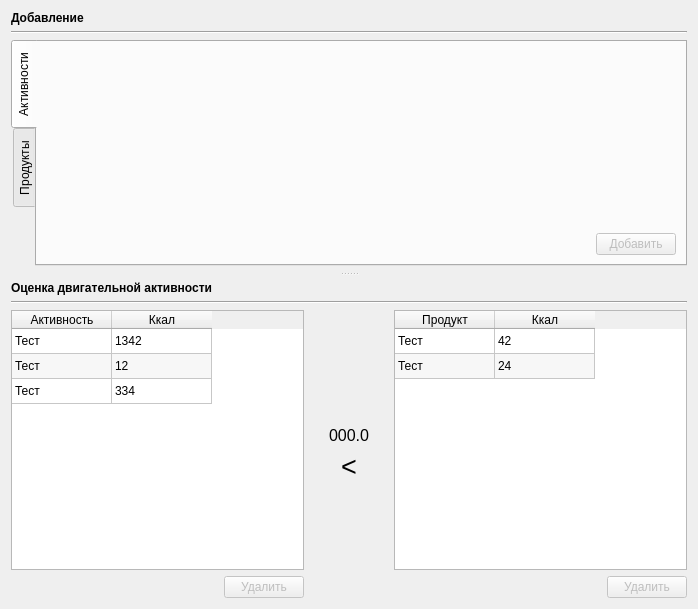
Galoev/nutritionist-helper, file project/forms/Activity_calculation.ui: the form before one commit.
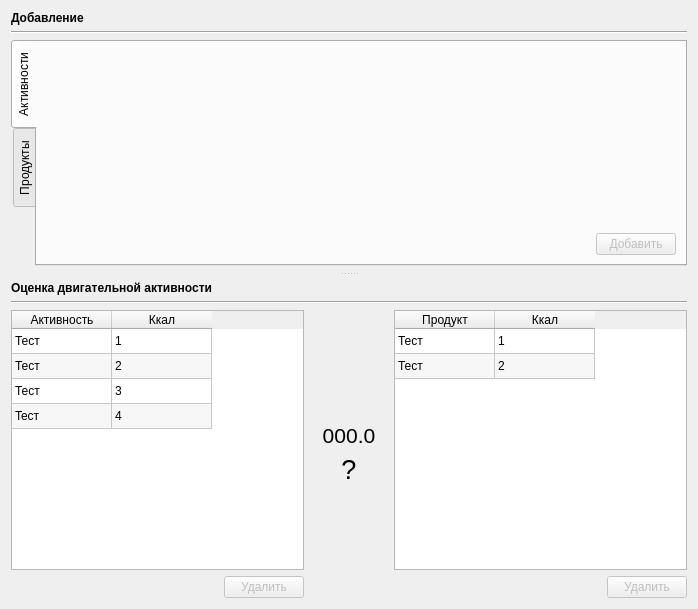
The form after the commit. Custom widgets are drawn as their Qt base class.

Commit message:
Подсчет разницы Акт-Прод
 - Калькуляция Активности-Продукты
 - Мелкие исправления
 ! Попытки сделать enabled:true/false кнопок удаления

```diff
--- a/project/forms/Activity_calculation.ui
+++ b/project/forms/Activity_calculation.ui
@@ -197,6 +197,11 @@
                <string>3</string>
               </property>
              </row>
+             <row>
+              <property name="text">
+               <string>4</string>
+              </property>
+             </row>
              <column>
               <property name="text">
                <string>Активность</string>
@@ -214,7 +219,7 @@
              </item>
              <item row="0" column="1">
               <property name="text">
-               <string>1342</string>
+               <string>1</string>
               </property>
              </item>
              <item row="1" column="0">
@@ -224,7 +229,7 @@
              </item>
              <item row="1" column="1">
               <property name="text">
-               <string>12</string>
+               <string>2</string>
               </property>
              </item>
              <item row="2" column="0">
@@ -234,7 +239,17 @@
              </item>
              <item row="2" column="1">
               <property name="text">
-               <string>334</string>
+               <string>3</string>
+              </property>
+             </item>
+             <item row="3" column="0">
+              <property name="text">
+               <string>Teст</string>
+              </property>
+             </item>
+             <item row="3" column="1">
+              <property name="text">
+               <string>4</string>
               </property>
              </item>
             </widget>
@@ -270,9 +285,14 @@
             </spacer>
            </item>
            <item>
-            <widget class="QLabel" name="label_2">
+            <widget class="QLabel" name="resKcal">
+             <property name="font">
+              <font>
+               <pointsize>16</pointsize>
+              </font>
+             </property>
              <property name="text">
-              <string>&lt;html&gt;&lt;head/&gt;&lt;body&gt;&lt;p&gt;&lt;span style=&quot; font-size:12pt;&quot;&gt;000.0&lt;/span&gt;&lt;/p&gt;&lt;/body&gt;&lt;/html&gt;</string>
+              <string>000.0</string>
              </property>
              <property name="alignment">
               <set>Qt::AlignCenter</set>
@@ -280,9 +300,14 @@
             </widget>
            </item>
            <item>
-            <widget class="QLabel" name="label_3">
+            <widget class="QLabel" name="calculationSign">
+             <property name="font">
+              <font>
+               <pointsize>20</pointsize>
+              </font>
+             </property>
              <property name="text">
-              <string>&lt;html&gt;&lt;head/&gt;&lt;body&gt;&lt;p&gt;&lt;span style=&quot; font-size:20pt;&quot;&gt;&amp;lt;&lt;/span&gt;&lt;/p&gt;&lt;/body&gt;&lt;/html&gt;</string>
+              <string>&lt;html&gt;&lt;head/&gt;&lt;body&gt;&lt;p&gt;?&lt;/p&gt;&lt;/body&gt;&lt;/html&gt;</string>
              </property>
              <property name="alignment">
               <set>Qt::AlignCenter</set>
@@ -392,7 +417,7 @@
              </item>
              <item row="0" column="1">
               <property name="text">
-               <string>42</string>
+               <string>1</string>
               </property>
              </item>
              <item row="1" column="0">
@@ -402,7 +427,7 @@
              </item>
              <item row="1" column="1">
               <property name="text">
-               <string>24</string>
+               <string>2</string>
               </property>
              </item>
             </widget>
```
Left out of the diff: 4 changed lines with no effect on the pictures. The commit also changes 2 other files.
